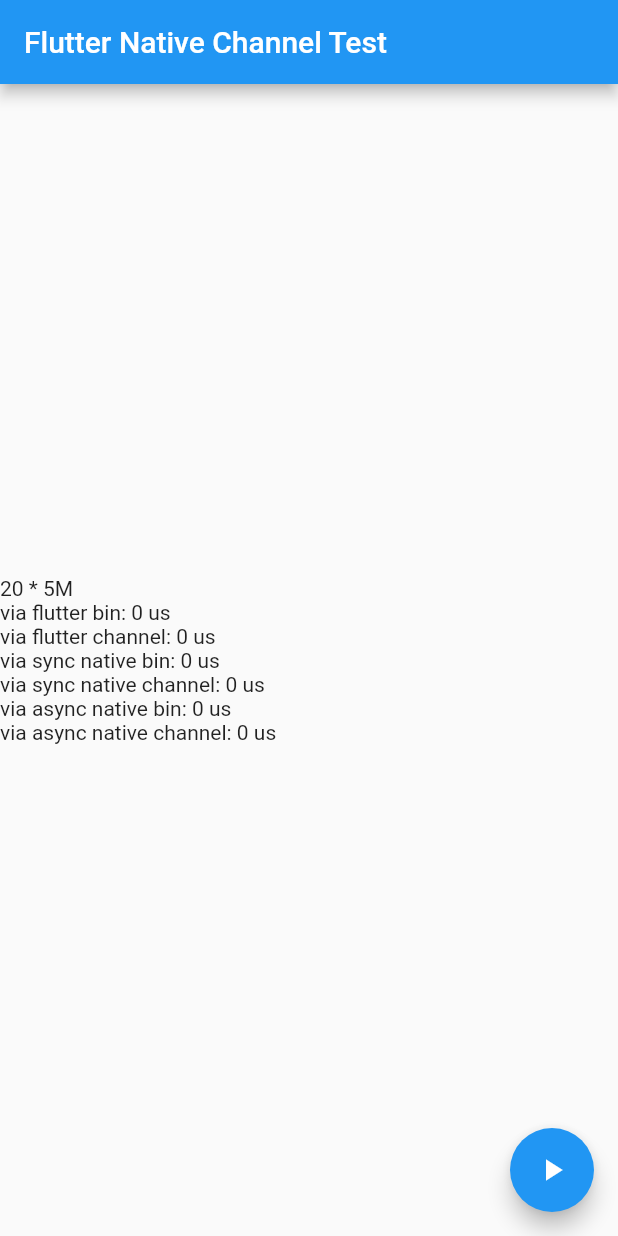
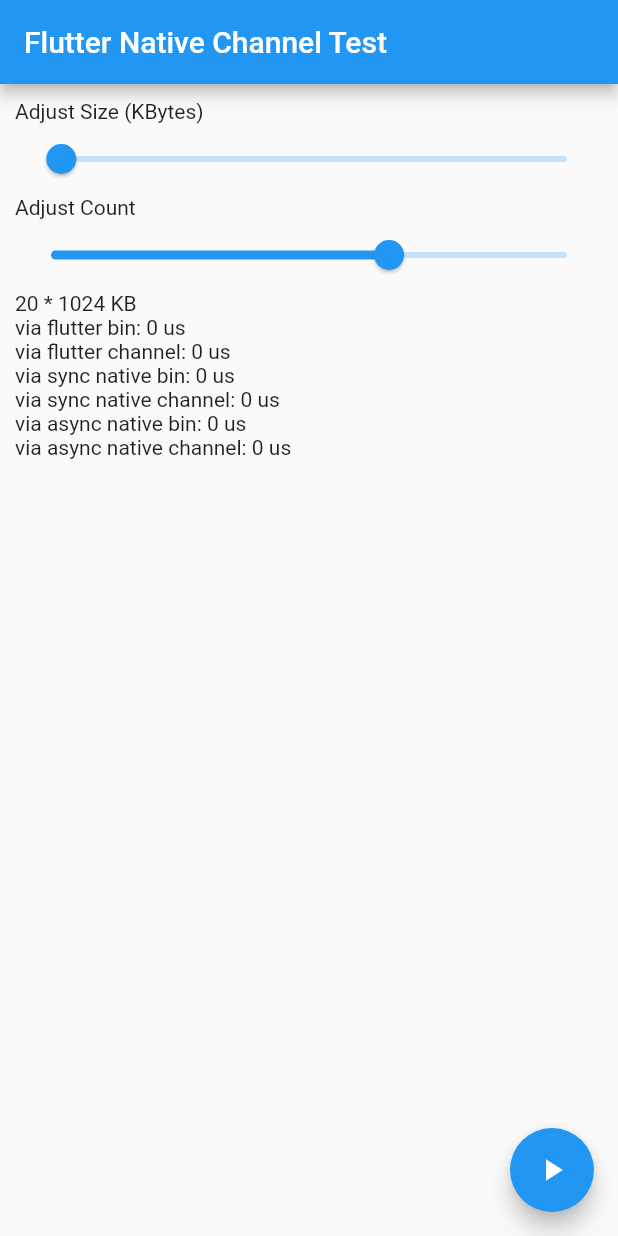
Before and after one commit to ctrysbita/flutter_native_channel, a Flutter app: the screen it shows after launch, after a tap on the "play arrow" icon, on a phone screen of 412 x 824 dp. Run offline on Flutter 3.47's test engine with Material 2 defaults, Android fonts, the phone set to English and light mode, and no system bars; missing offline and left inert: dart:ffi; statements that could not run were skipped.

Commit message:
Dynamic example size and count

```diff
--- a/example/lib/main.dart
+++ b/example/lib/main.dart
@@ -18,6 +18,9 @@ class MyApp extends StatefulWidget {
 }
 
 class _MyAppState extends State<MyApp> {
+  int sizeInKb = 1024;
+  int count = 20;
+
   int binTs = 0;
   int channelTs = 0;
   int syncBinTs = 0;
@@ -27,42 +30,57 @@ class _MyAppState extends State<MyApp> {
 
   void handleTest() async {
     var ts = DateTime.now();
-    for (var i = 0; i < 20; i++) {
-      var resp = await ServicesBinding.instance.defaultBinaryMessenger
-          .send('flutter_bin_channel', null);
-      print(resp.lengthInBytes);
-    }
+    await Future.wait<dynamic>([
+      for (var i = 0; i < count; i++)
+        ServicesBinding.instance.defaultBinaryMessenger
+            .send('flutter_bin_channel', ByteData(5)),
+    ]);
     binTs = DateTime.now().difference(ts).inMicroseconds;
 
+    setState(() {});
+
     ts = DateTime.now();
-    for (var i = 0; i < 20; i++) {
-      await channel.invokeMethod<dynamic>('MTD', null);
-    }
+    await Future.wait<dynamic>([
+      for (var i = 0; i < count; i++)
+        channel.invokeMethod<dynamic>('MTD', null),
+    ]);
     channelTs = DateTime.now().difference(ts).inMicroseconds;
 
+    setState(() {});
+
     ts = DateTime.now();
-    for (var i = 0; i < 20; i++) {
+    await Future.wait<dynamic>([
+      for (var i = 0; i < count; i++)
+        ConcurrentNativeBinaryMessenger.instance.send(1234, null),
+    ]);
+    asyncBinTs = DateTime.now().difference(ts).inMicroseconds;
+
+    setState(() {});
+
+    ts = DateTime.now();
+    await Future.wait<dynamic>([
+      for (var i = 0; i < count; i++)
+        nativeChannel.invokeMethod<dynamic>('MTD', null),
+    ]);
+    asyncChannelTs = DateTime.now().difference(ts).inMicroseconds;
+
+    setState(() {});
+
+    ts = DateTime.now();
+    for (var i = 0; i < count; i++) {
       await SynchronousNativeBinaryMessenger().send(1234, null);
     }
     syncBinTs = DateTime.now().difference(ts).inMicroseconds;
 
+    setState(() {});
+
     ts = DateTime.now();
-    for (var i = 0; i < 20; i++) {
+    for (var i = 0; i < count; i++) {
       synchronousChannel.invokeMethod<dynamic>('MTD', null);
     }
     syncChannelTs = DateTime.now().difference(ts).inMicroseconds;
 
-    ts = DateTime.now();
-    for (var i = 0; i < 20; i++) {
-      await ConcurrentNativeBinaryMessenger.instance.send(1234, null);
-    }
-    asyncBinTs = DateTime.now().difference(ts).inMicroseconds;
-
-    ts = DateTime.now();
-    for (var i = 0; i < 20; i++) {
-      await nativeChannel.invokeMethod<dynamic>('MTD', null);
-    }
-    asyncChannelTs = DateTime.now().difference(ts).inMicroseconds;
+    await Future<Null>.delayed(Duration(seconds: 1));
 
     setState(() {});
   }
@@ -74,11 +92,27 @@ class _MyAppState extends State<MyApp> {
         appBar: AppBar(
           title: const Text('Flutter Native Channel Test'),
         ),
-        body: Column(
-          mainAxisAlignment: MainAxisAlignment.center,
-          crossAxisAlignment: CrossAxisAlignment.stretch,
+        body: ListView(
+          padding: const EdgeInsets.all(10),
           children: [
-            Text('20 * 5M'),
+            Text('Adjust Size (KBytes)'),
+            Slider(
+              value: sizeInKb.toDouble(),
+              onChanged: (v) {
+                setState(() => sizeInKb = v.toInt());
+                channel.invokeMethod<Null>('s', v.toInt());
+              },
+              min: 1,
+              max: 51200,
+            ),
+            Text('Adjust Count'),
+            Slider(
+              value: count.toDouble(),
+              onChanged: (v) => setState(() => count = v.toInt()),
+              min: 1,
+              max: 30,
+            ),
+            Text('$count * $sizeInKb KB'),
             Text('via flutter bin: $binTs us'),
             Text('via flutter channel: $channelTs us'),
             Text('via sync native bin: $syncBinTs us'),
```
Also changed, not shown: 1 other file.
